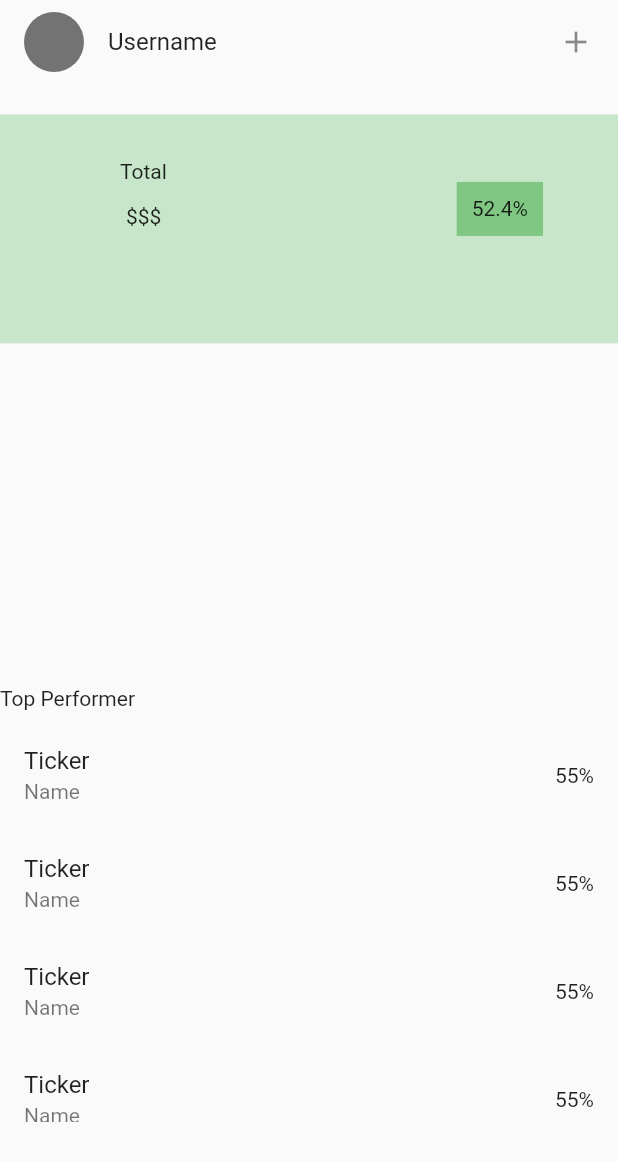
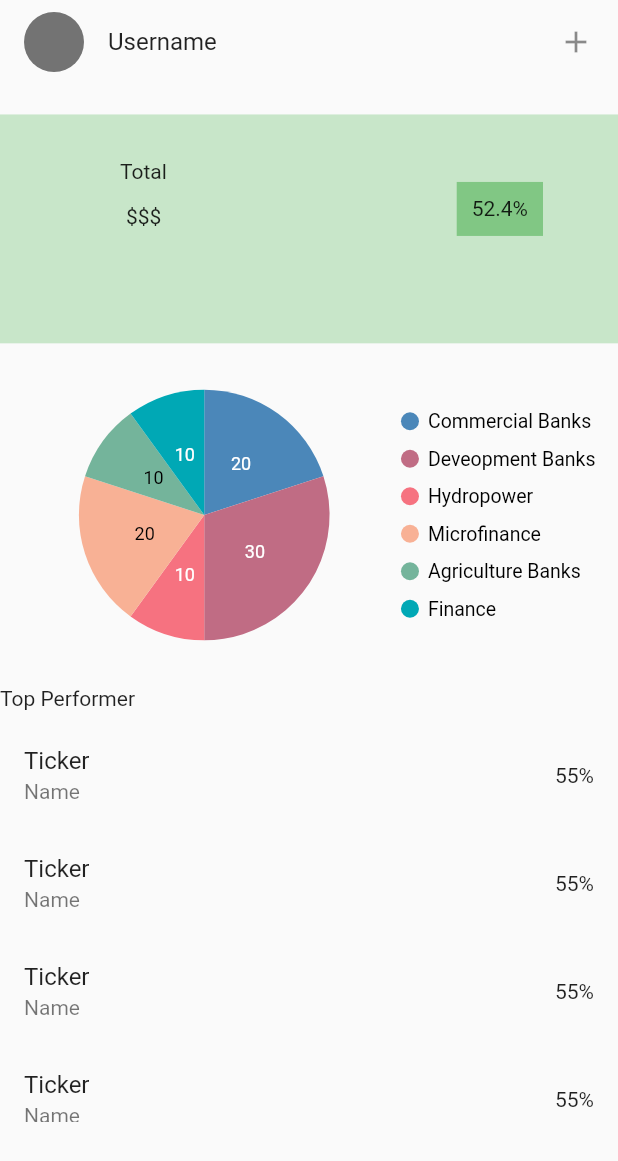
Before and after one commit to IAMTHEMACHINE33/Stonks_Project, a Flutter app: the DashboardScreen screen opened by its route, on a phone screen of 412 x 824 dp. Shown: the top 1161 px of the screen. Run offline on Flutter 3.47's test engine with Material 2 defaults, Android fonts, the phone set to English and light mode, and no system bars; our stand-ins replace syncfusion_flutter_charts.

Commit message:
Dashbard - Piechart

```diff
--- /dev/null
+++ b/lib/models/Dashboard_model.dart
@@ -0,0 +1,8 @@
+class Data {
+ final String sector;
+ final int holding;
+
+
+
+  Data(this.sector,this.holding);
+}
--- a/lib/screens/Display_screen.dart
+++ b/lib/screens/Display_screen.dart
@@ -19,7 +19,7 @@ class _DisplayScreenState extends State<DisplayScreen> {
   }
 
   _navigatetohome() async{
-    await Future.delayed(Duration(milliseconds: 1500),() {});
+    await Future.delayed(Duration(milliseconds: 2500),() {});
     Navigator.pushReplacement(
       context, MaterialPageRoute(builder: (context)=>LoginScreen()));
   }
--- a/lib/screens/dashboard_scren.dart
+++ b/lib/screens/dashboard_scren.dart
@@ -1,4 +1,7 @@
 import 'package:flutter/material.dart';
+import 'package:syncfusion_flutter_charts/charts.dart';
+
+import '../models/Dashboard_model.dart';
 
 class DashboardScreen extends StatefulWidget {
   const DashboardScreen({ Key? key }) : super(key: key);
@@ -8,6 +11,15 @@ class DashboardScreen extends StatefulWidget {
 }
 
 class _DashboardScreenState extends State<DashboardScreen> {
+late List<Data> _chartData;
+late TooltipBehavior _tooltipBehavior;
+
+  @override
+  void initState() {
+    _chartData = getChartData;
+    _tooltipBehavior = TooltipBehavior(enable: true);
+    super.initState();
+  }
   @override
   Widget build(BuildContext context) {
      return Scaffold(
@@ -57,13 +69,25 @@ class _DashboardScreenState extends State<DashboardScreen> {
                       ),
                     ),
                   )
-
                 ],
               )
             ),
             Expanded(
               flex:30,
-              child: Container(),
+              child: Container(
+                child: SfCircularChart(
+                  legend: Legend(isVisible: true, overflowMode: LegendItemOverflowMode.wrap),
+                  series: <CircularSeries>[
+                    PieSeries<Data, String>(
+                      dataSource: _chartData,
+                      xValueMapper: (Data data, _)=>data.sector,
+                      yValueMapper: (Data data, _)=>data.holding,
+                      dataLabelSettings: DataLabelSettings(isVisible: true,),
+                      enableTooltip: true
+                    )
+                  ],
+                ),
+              ),
             ),
             Expanded(
               flex: 3,
@@ -101,4 +125,15 @@ class _DashboardScreenState extends State<DashboardScreen> {
       )
     );
   }
+  List<Data> get getChartData{
+    final List<Data> chartData = [
+      Data("Commercial Banks",20),
+      Data('Deveopment Banks',30),
+      Data('Hydropower',10),
+      Data('Microfinance',20),
+      Data('Agriculture Banks',10),
+      Data('Finance',10),
+    ];
+    return chartData;
+  }
 }
--- a/pubspec.yaml
+++ b/pubspec.yaml
@@ -29,6 +29,7 @@ environment:
 dependencies:
   flutter:
     sdk: flutter
+  syncfusion_flutter_charts: ^20.1.56
 
 
   # The following adds the Cupertino Icons font to your application.
```
Also changed, not shown: pubspec.lock.
